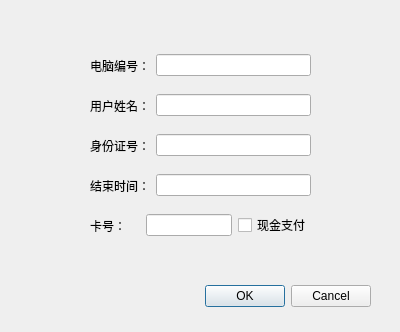
Above: netbar/assign.ui from mysqlCar/netbarManager before the change. Below: the same form after it.
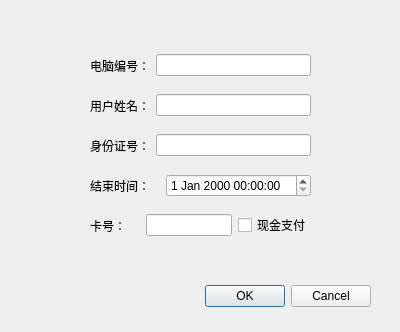
That is the form after the change.

What changed in the file:
```diff
--- a/netbar/assign.ui
+++ b/netbar/assign.ui
@@ -113,7 +113,7 @@
      </widget>
     </item>
     <item>
-     <widget class="QLineEdit" name="endtime"/>
+     <widget class="QDateTimeEdit" name="endTime"/>
     </item>
    </layout>
   </widget>
```
